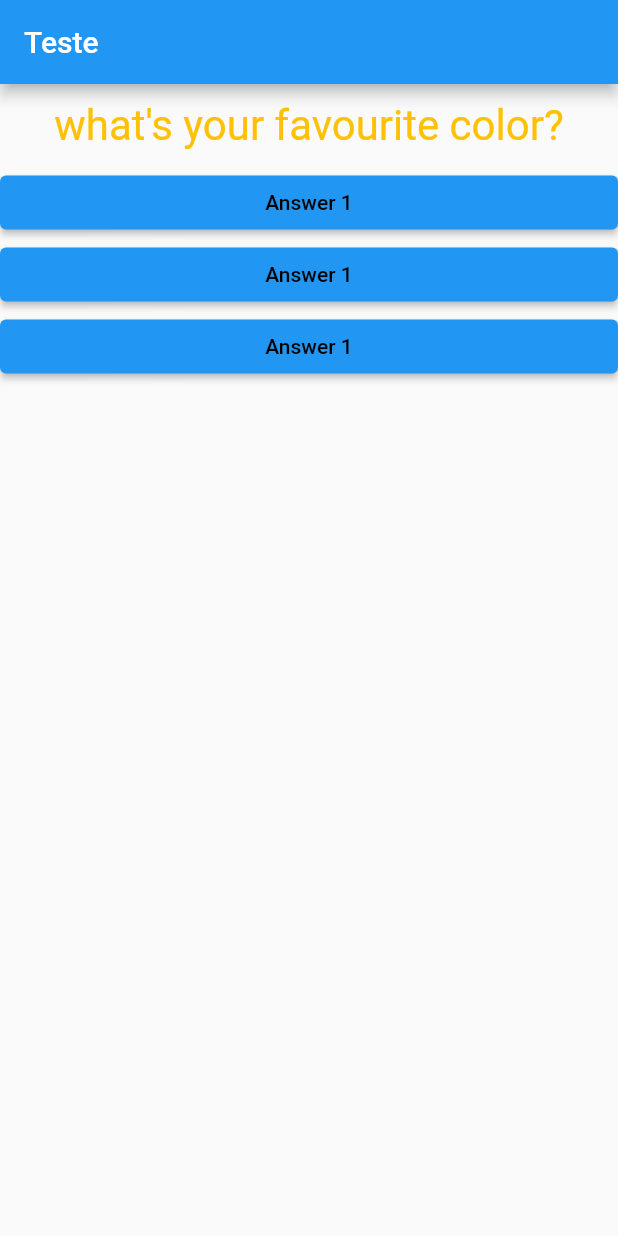
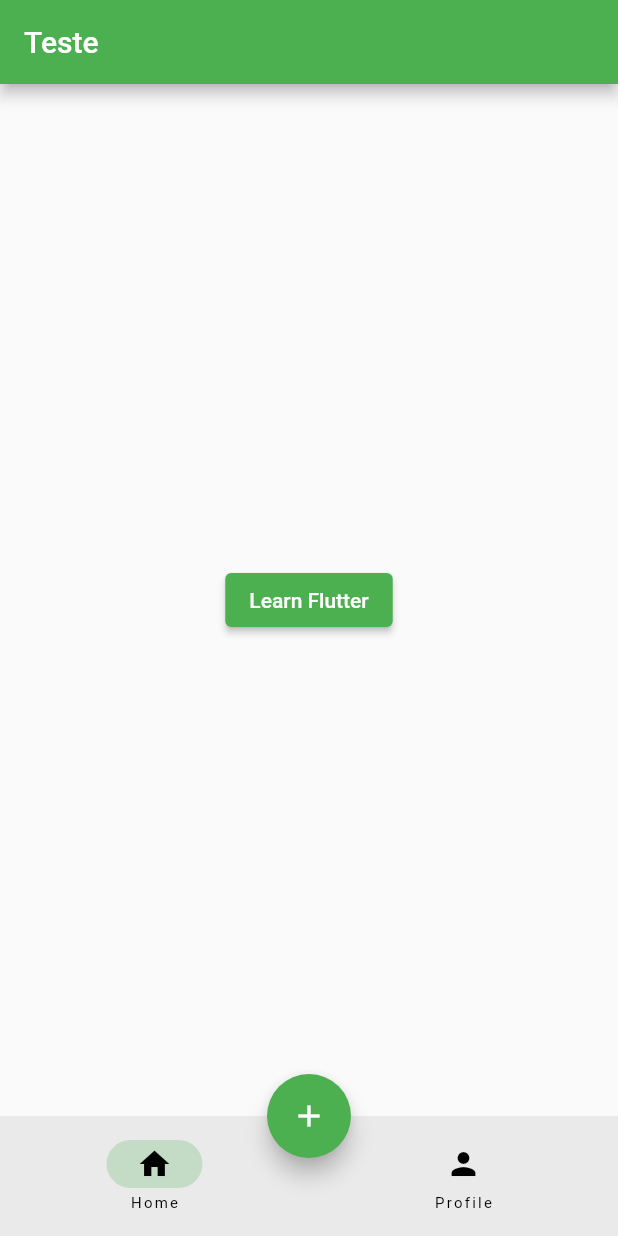
Before and after one commit to PauloBDev/Futebol-App, a Flutter app: the screen it shows after launch, on a phone screen of 412 x 824 dp. Run offline on Flutter 3.47's test engine with Material 2 defaults, Android fonts, the light colour scheme and no system bars.

Commit message:
aprendizagem de flutter

```diff
--- a/lib/answer.dart
+++ /dev/null
@@ -1,22 +0,0 @@
-import 'package:flutter/material.dart';
-
-class Answer extends StatelessWidget {
-  final selectHandler;
-
-  Answer(this.selectHandler);
-
-  @override
-  Widget build(BuildContext context) {
-    return Container(
-      width: double.maxFinite,
-      child: ElevatedButton(
-        style: ElevatedButton.styleFrom(
-          primary: Colors.blue,
-          onPrimary: Colors.black,
-        ),
-        onPressed: selectHandler,
-        child: const Text('Answer 1'),
-      ),
-    );
-  }
-}
--- /dev/null
+++ b/lib/home_page.dart
@@ -0,0 +1,24 @@
+import 'package:flutter/material.dart';
+import 'package:trabalho2/learn_flutter.dart';
+
+class HomePage extends StatelessWidget {
+  const HomePage({super.key});
+
+  @override
+  Widget build(BuildContext context) {
+    return Center(
+      child: ElevatedButton(
+        onPressed: () {
+          Navigator.of(context).push(
+            MaterialPageRoute(
+              builder: (BuildContext context) {
+                return const LearnFlutterPage();
+              },
+            ),
+          );
+        },
+        child: const Text('Learn Flutter'),
+      ),
+    );
+  }
+}
--- a/lib/main.dart
+++ b/lib/main.dart
@@ -1,57 +1,62 @@
 import 'package:flutter/material.dart';
+import 'package:trabalho2/profile_page.dart';
 
-import './question.dart';
-import './answer.dart';
+import 'home_page.dart';
 
 void main() => runApp(MyApp());
 
-class MyApp extends StatefulWidget {
+class MyApp extends StatelessWidget {
   const MyApp({super.key});
+
   @override
-  State<StatefulWidget> createState() {
-    return _MyAppState();
+  Widget build(BuildContext context) {
+    return MaterialApp(
+      debugShowCheckedModeBanner: false,
+      theme: ThemeData(primarySwatch: Colors.green),
+      home: RootPage(),
+    );
   }
 }
 
-class _MyAppState extends State<MyApp> {
-  var _questionsIndex = 0;
-
-  void _answerQuestions() {
-    setState(() {
-      _questionsIndex = _questionsIndex + 1;
-    });
-
-    print(_questionsIndex);
-  }
+class RootPage extends StatefulWidget {
+  const RootPage({super.key});
 
   @override
+  State<RootPage> createState() => _RootPageState();
+}
+
+class _RootPageState extends State<RootPage> {
+  int currentPage = 0;
+  List<Widget> pages = const [
+    HomePage(),
+    ProfilePage(),
+  ];
+  @override
   Widget build(BuildContext context) {
-    var questions = [
-      'what\'s your favourite color?',
-      'what\'s your favourite animal'
-    ];
-    return MaterialApp(
-      home: Scaffold(
-        appBar: AppBar(
-          title: Text('Teste'),
-        ),
-        body: Column(
-          children: [
-            Question(
-              questions[_questionsIndex],
-            ),
-            Answer(
-              _answerQuestions,
-            ),
-            Answer(
-              _answerQuestions,
-            ),
-            Answer(
-              _answerQuestions,
-            ),
-          ],
-        ),
+    return Scaffold(
+      appBar: AppBar(
+        title: const Text('Teste'),
       ),
+      body: pages[currentPage],
+      floatingActionButton: FloatingActionButton(
+        onPressed: () {
+          debugPrint('Floating Action Button');
+        },
+        child: const Icon(Icons.add),
+      ),
+      bottomNavigationBar: NavigationBar(
+        destinations: const [
+          NavigationDestination(icon: Icon(Icons.home), label: 'Home'),
+          NavigationDestination(icon: Icon(Icons.person), label: 'Profile'),
+        ],
+        onDestinationSelected: (int index) {
+          setState(() {
+            currentPage = index;
+          });
+        },
+        selectedIndex: currentPage,
+      ),
+      floatingActionButtonLocation: FloatingActionButtonLocation.centerDocked,
     );
   }
 }
--- a/lib/question.dart
+++ /dev/null
@@ -1,23 +0,0 @@
-import 'package:flutter/material.dart';
-
-class Question extends StatelessWidget {
-  final String questionText;
-
-  Question(this.questionText);
-
-  @override
-  Widget build(BuildContext context) {
-    return Container(
-        width: double.infinity,
-        margin: const EdgeInsets.all(8.0),
-        padding: const EdgeInsets.all(3),
-        child: Text(
-          questionText,
-          style: const TextStyle(
-            fontSize: 28,
-            color: Colors.amber,
-          ),
-          textAlign: TextAlign.center,
-        ));
-  }
-}
--- a/pubspec.yaml
+++ b/pubspec.yaml
@@ -60,8 +60,8 @@ flutter:
   uses-material-design: true
 
   # To add assets to your application, add an assets section, like this:
-  # assets:
-  #   - images/a_dot_burr.jpeg
+  assets:
+    - images/
   #   - images/a_dot_ham.jpeg
 
   # An image asset can refer to one or more resolution-specific "variants", see
```
Also changed, not shown: lib/learn_flutter.dart (added, +120 -0 lines), lib/profile_page.dart (added, +24 -0 lines), images/einstein.jpg (added).
